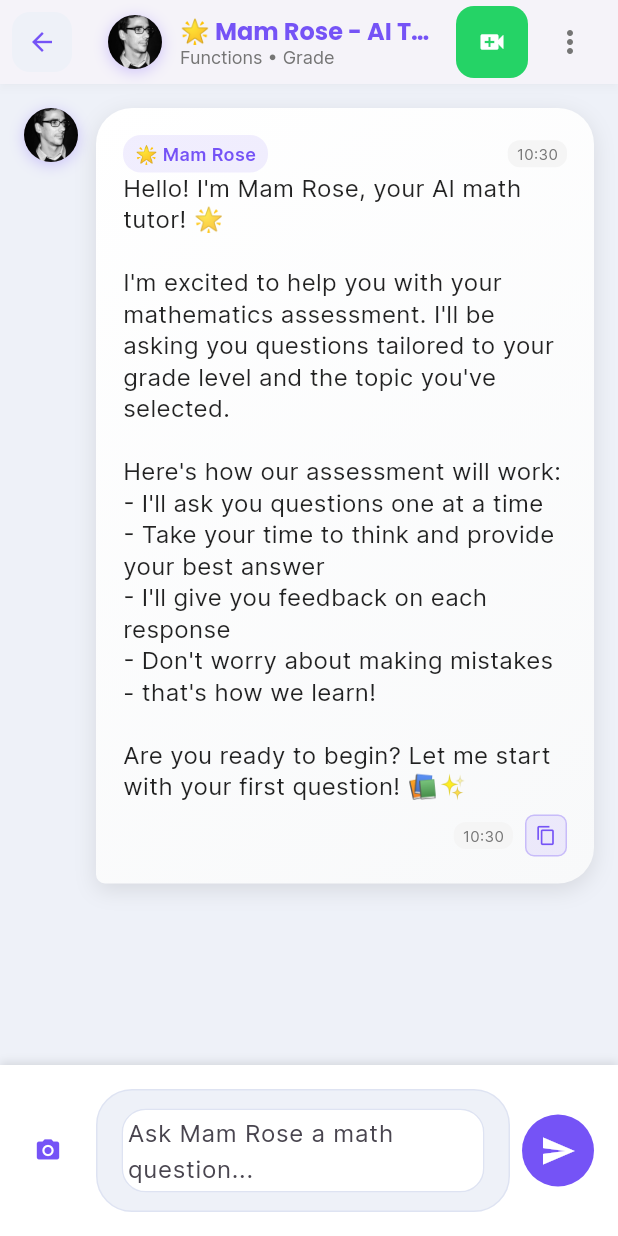
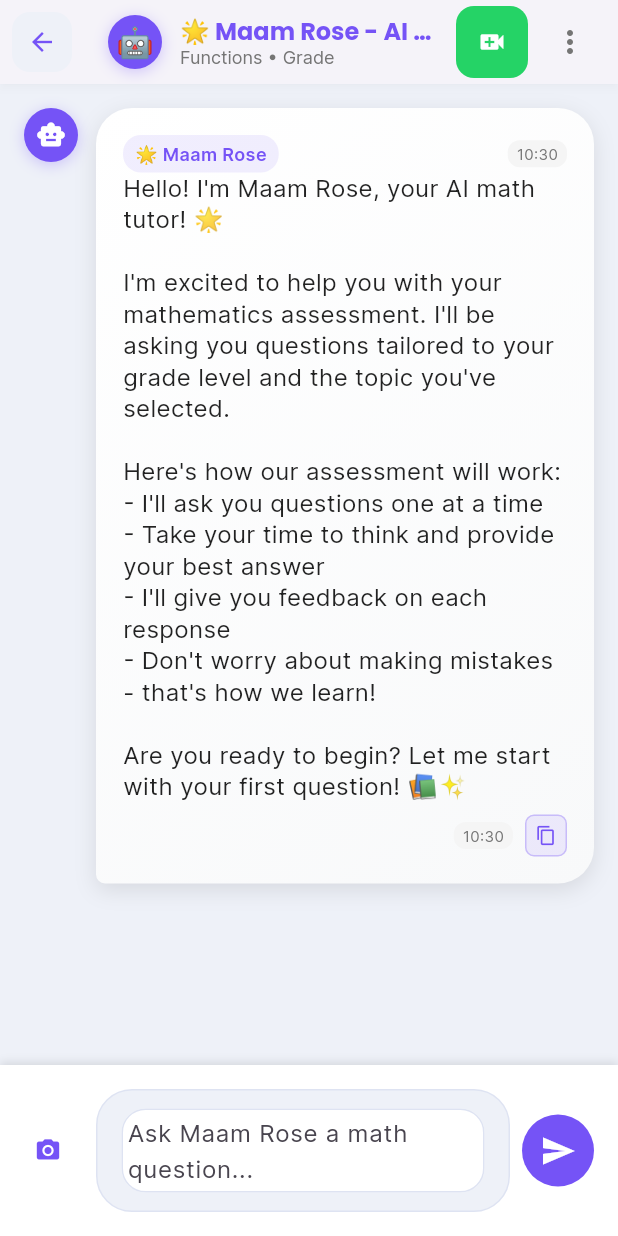
Before and after one commit to Mwoyoungo/-emcie-math-app, a Flutter app: the EntryPoint screen opened directly, after a tap on "Functions", on a phone screen of 412 x 824 dp. Run offline on Flutter 3.47's test engine with Material 3 defaults, Android fonts, the phone set to English and light mode, and no system bars; our stand-ins replace flutter_svg, image_picker, rive, supabase_flutter; missing offline and left inert: flutter_math_fork; accounts and stored records are empty; network calls fail.

```diff
--- a/lib/screens/auth/modern_login_screen.dart
+++ b/lib/screens/auth/modern_login_screen.dart
@@ -485,6 +485,7 @@ class _ModernLoginScreenState extends State<ModernLoginScreen> {
               email: userProfile['email'] ?? '',
               role: userProfile['role'] ?? 'student',
               subjectSpecialization: userProfile['subject_specialization'],
+              universityType: userProfile['university_type'] ?? 'high_school',
             );
 
             // Navigate to main app
--- a/lib/screens/chat/chat_screen.dart
+++ b/lib/screens/chat/chat_screen.dart
@@ -35,6 +35,12 @@ class _ChatScreenState extends State<ChatScreen> {
   int _consecutiveWrongAnswers = 0;
   int _totalQuestionsAsked = 0;
   String currentSessionId = '';
+
+  bool get _isUniversityStudent {
+    final userService = Provider.of<UserService>(context, listen: false);
+    final user = userService.currentUser;
+    return user?.role == 'student' && user?.universityType == 'university';
+  }
 
   @override
   void initState() {
@@ -121,7 +127,7 @@ class _ChatScreenState extends State<ChatScreen> {
     try {
       // Send initialization message to AI (this won't be shown to user)
       final aiResponse =
-          await AIService.getAssessmentResponse(initMessage, chatId: chatId);
+          await AIService.getAssessmentResponse(initMessage, chatId: chatId, isUniversityStudent: _isUniversityStudent);
 
       // Check if widget is still mounted before calling setState
       if (mounted) {
@@ -149,7 +155,7 @@ class _ChatScreenState extends State<ChatScreen> {
       if (mounted) {
         final fallbackMessage = ChatMessage(
           text:
-              "Hi ${userService.firstName}! I'm Mam Rose, your AI math tutor! 🌟\n\nI'm ready to help you with ${widget.topicTitle} at your ${userService.gradeDisplay} level. Let's start with some assessment questions to understand your current knowledge!\n\nAre you ready to begin? 📚✨",
+              "Hi ${userService.firstName}! I'm Maam Rose, your AI math tutor! 🌟\n\nI'm ready to help you with ${widget.topicTitle} at your ${userService.gradeDisplay} level. Let's start with some assessment questions to understand your current knowledge!\n\nAre you ready to begin? 📚✨",
           isUser: false,
           timestamp: DateTime.now(),
         );
@@ -205,7 +211,7 @@ class _ChatScreenState extends State<ChatScreen> {
     // Get AI response
     try {
       final aiResponse = await AIService.getAssessmentResponse(text,
-          chatId: currentSession.chatId);
+          chatId: currentSession.chatId, isUniversityStudent: _isUniversityStudent);
 
       // Add AI response
       if (mounted) {
@@ -316,6 +322,7 @@ class _ChatScreenState extends State<ChatScreen> {
         "Here is my answer in this image.",
         chatId: currentSessionId,
         images: [imageUpload],
+        isUniversityStudent: _isUniversityStudent,
       );
 
       if (mounted) {
@@ -576,9 +583,14 @@ class _ChatScreenState extends State<ChatScreen> {
                 ),
               ],
             ),
-            child: const CircleAvatar(
-              backgroundImage: AssetImage("assets/avaters/Avatar 2.jpg"),
+            child: CircleAvatar(
+              backgroundColor: const Color(0xFF7553F6),
               radius: 18,
+              child: const Icon(
+                Icons.smart_toy,
+                color: Colors.white,
+                size: 20,
+              ),
             ),
           ),
           const SizedBox(width: 12),
@@ -616,7 +628,7 @@ class _ChatScreenState extends State<ChatScreen> {
                       borderRadius: BorderRadius.circular(12),
                     ),
                     child: const Text(
-                      "🌟 Mam Rose",
+                      "🌟 Maam Rose",
                       style: TextStyle(
                         fontSize: 12,
                         fontWeight: FontWeight.w600,
@@ -760,9 +772,13 @@ class _ChatScreenState extends State<ChatScreen> {
                   ),
                 ],
               ),
-              child: const CircleAvatar(
-                backgroundImage: AssetImage("assets/avaters/Avatar 2.jpg"),
+              child: CircleAvatar(
+                backgroundColor: const Color(0xFF7553F6),
                 radius: 18,
+                child: const Text(
+                  "🤖",
+                  style: TextStyle(fontSize: 20),
+                ),
               ),
             ),
             const SizedBox(width: 12),
@@ -771,7 +787,7 @@ class _ChatScreenState extends State<ChatScreen> {
                 crossAxisAlignment: CrossAxisAlignment.start,
                 children: [
                   const Text(
-                    "🌟 Mam Rose - AI Tutor",
+                    "🌟 Maam Rose - AI Tutor",
                     style: TextStyle(
                       fontSize: 16,
                       fontWeight: FontWeight.w600,
@@ -1105,9 +1121,14 @@ class _ChatScreenState extends State<ChatScreen> {
                 ),
               ],
             ),
-            child: const CircleAvatar(
-              backgroundImage: AssetImage("assets/avaters/Avatar 2.jpg"),
+            child: CircleAvatar(
+              backgroundColor: const Color(0xFF7553F6),
               radius: 20,
+              child: const Icon(
+                Icons.smart_toy,
+                color: Colors.white,
+                size: 22,
+              ),
             ),
           ),
           const SizedBox(width: 16),
@@ -1116,7 +1137,7 @@ class _ChatScreenState extends State<ChatScreen> {
               crossAxisAlignment: CrossAxisAlignment.start,
               children: [
                 const Text(
-                  "🌟 Mam Rose - AI Tutor",
+                  "🌟 Maam Rose - AI Tutor",
                   style: TextStyle(
                     fontSize: 18,
                     fontWeight: FontWeight.w600,
--- a/lib/screens/chat/components/chat_message.dart
+++ b/lib/screens/chat/components/chat_message.dart
@@ -76,10 +76,14 @@ class ChatMessage extends StatelessWidget {
                           ),
                         ],
                       ),
-                      child: const CircleAvatar(
-                        backgroundImage:
-                            AssetImage("assets/avaters/Avatar 2.jpg"),
+                      child: CircleAvatar(
+                        backgroundColor: const Color(0xFF7553F6),
                         radius: 18,
+                        child: const Icon(
+                          Icons.smart_toy,
+                          color: Colors.white,
+                          size: 20,
+                        ),
                       ),
                     ),
                     const SizedBox(width: 12),
@@ -134,7 +138,7 @@ class ChatMessage extends StatelessWidget {
                                     borderRadius: BorderRadius.circular(12),
                                   ),
                                   child: const Text(
-                                    "🌟 Mam Rose",
+                                    "🌟 Maam Rose",
                                     style: TextStyle(
                                       fontSize: 12,
                                       fontWeight: FontWeight.w600,
@@ -264,10 +268,14 @@ class ChatMessage extends StatelessWidget {
                           ),
                         ],
                       ),
-                      child: const CircleAvatar(
-                        backgroundImage:
-                            AssetImage("assets/avaters/Avatar Default.jpg"),
+                      child: CircleAvatar(
+                        backgroundColor: const Color(0xFF7553F6),
                         radius: 16,
+                        child: const Icon(
+                          Icons.person,
+                          color: Colors.white,
+                          size: 18,
+                        ),
                       ),
                     ),
                   ],
--- a/lib/screens/chat/components/math_input_bar.dart
+++ b/lib/screens/chat/components/math_input_bar.dart
@@ -142,7 +142,7 @@ class _MathInputBarState extends State<MathInputBar> {
                   child: TextField(
                     controller: widget.controller,
                     decoration: const InputDecoration(
-                      hintText: "Ask Mam Rose a math question...",
+                      hintText: "Ask Maam Rose a math question...",
                       border: InputBorder.none,
                       contentPadding: EdgeInsets.symmetric(vertical: 4),
                     ),
--- a/lib/screens/entryPoint/entry_point.dart
+++ b/lib/screens/entryPoint/entry_point.dart
@@ -5,6 +5,7 @@ import 'package:provider/provider.dart';
 import 'package:rive/rive.dart';
 import 'package:rive_animation/constants.dart';
 import 'package:rive_animation/screens/home/home_screen.dart';
+import 'package:rive_animation/screens/home/university_home_screen.dart';
 import 'package:rive_animation/screens/auth/profile_screen.dart'
     as auth_profile;
 import 'package:rive_animation/screens/teacher/teacher_classes_screen.dart';
@@ -98,7 +99,11 @@ class _EntryPointState extends State<EntryPoint>
     } else {
       switch (selectedBottonNav!.title) {
         case "Home":
-          return const HomePage();
+          // Check if user is university student
+          final userService = Provider.of<UserService>(context, listen: false);
+          final isUniversityStudent = userService.currentUser?.role == 'student' &&
+                                      userService.currentUser?.universityType == 'university';
+          return isUniversityStudent ? const UniversityHomePage() : const HomePage();
         case "Classes":
           return const StudentClassesScreen();
         case "Performance":
@@ -106,7 +111,11 @@ class _EntryPointState extends State<EntryPoint>
         case "Profile":
           return const auth_profile.ProfileScreen();
         default:
-          return const HomePage();
+          // Check if user is university student for default case too
+          final userService = Provider.of<UserService>(context, listen: false);
+          final isUniversityStudent = userService.currentUser?.role == 'student' &&
+                                      userService.currentUser?.universityType == 'university';
+          return isUniversityStudent ? const UniversityHomePage() : const HomePage();
       }
     }
   }
--- a/lib/services/ai_service.dart
+++ b/lib/services/ai_service.dart
@@ -113,11 +113,13 @@ class AIResponse {
 
 class AIService {
   static const String _baseUrl = 'https://cloud.flowiseai.com/api/v1/prediction/e07906e0-cbb2-47a9-afc9-cebc4a830321';
+  static const String _universityUrl = 'https://cloud.flowiseai.com/api/v1/prediction/e868e133-0871-477a-b056-eed91a4d4b05';
 
   static Future<AIResponse> getAssessmentResponse(
     String message, {
     String? chatId,
     List<ImageUpload>? images,
+    bool isUniversityStudent = false,
   }) async {
     try {
       // Match the exact format from the JavaScript example
@@ -140,8 +142,9 @@ class AIService {
         }).toList();
       }
 
+      final apiUrl = isUniversityStudent ? _universityUrl : _baseUrl;
       final response = await http.post(
-        Uri.parse(_baseUrl),
+        Uri.parse(apiUrl),
         headers: {
           'Content-Type': 'application/json',
         },
@@ -211,7 +214,7 @@ class AIService {
   static String _getFallbackResponse(String message) {
     // Provide a fallback response if API fails
     if (message.toLowerCase().contains('assessment') || message.toLowerCase().contains('assess')) {
-      return '''Hello! I'm Mam Rose, your AI math tutor! 🌟
+      return '''Hello! I'm Maam Rose, your AI math tutor! 🌟
 
 I'm excited to help you with your mathematics assessment. I'll be asking you questions tailored to your grade level and the topic you've selected.
 
--- a/lib/services/supabase_service.dart
+++ b/lib/services/supabase_service.dart
@@ -30,6 +30,7 @@ class SupabaseService {
     required String grade,
     String role = 'student',
     String? subjectSpecialization,
+    String universityType = 'high_school',
   }) async {
     try {
       final response = await client.auth.signUp(
@@ -50,6 +51,7 @@ class SupabaseService {
           grade: grade,
           role: role,
           subjectSpecialization: subjectSpecialization,
+          universityType: universityType,
         );
       }
 
@@ -92,6 +94,7 @@ class SupabaseService {
     required String grade,
     String role = 'student',
     String? subjectSpecialization,
+    String universityType = 'high_school',
   }) async {
     try {
       await client.from('user_profiles').insert({
@@ -99,8 +102,9 @@ class SupabaseService {
         'email': email,
         'full_name': fullName,
         'role': role,
-        'grade': role == 'student' ? grade : null,
+        'grade': role == 'student' && universityType == 'high_school' ? grade : null,
         'subject_specialization': role == 'teacher' ? subjectSpecialization : null,
+        'university_type': universityType,
         'created_at': DateTime.now().toIso8601String(),
         'updated_at': DateTime.now().toIso8601String(),
       });
--- a/lib/services/user_service.dart
+++ b/lib/services/user_service.dart
@@ -6,6 +6,7 @@ class UserData {
   final String email;
   final String role;
   final String? subjectSpecialization;
+  final String universityType;
 
   UserData({
     required this.fullName,
@@ -13,6 +14,7 @@ class UserData {
     required this.email,
     this.role = 'student',
     this.subjectSpecialization,
+    this.universityType = 'high_school',
   });
 
   Map<String, dynamic> toJson() => {
@@ -21,6 +23,7 @@ class UserData {
     'email': email,
     'role': role,
     'subjectSpecialization': subjectSpecialization,
+    'universityType': universityType,
   };
 
   factory UserData.fromJson(Map<String, dynamic> json) => UserData(
@@ -29,6 +32,7 @@ class UserData {
     email: json['email'] ?? '',
     role: json['role'] ?? 'student',
     subjectSpecialization: json['subjectSpecialization'],
+    universityType: json['universityType'] ?? 'high_school',
   );
 }
 
@@ -48,6 +52,7 @@ class UserService extends ChangeNotifier {
     required String email,
     String role = 'student',
     String? subjectSpecialization,
+    String universityType = 'high_school',
   }) {
     _currentUser = UserData(
       fullName: fullName,
@@ -55,6 +60,7 @@ class UserService extends ChangeNotifier {
       email: email,
       role: role,
       subjectSpecialization: subjectSpecialization,
+      universityType: universityType,
     );
     notifyListeners();
   }
```
Also changed, not shown: lib/model/university_course.dart (added, +35 -0 lines), lib/screens/home/components/course_card.dart (+5 -2 lines), lib/screens/home/components/university_topic_tile.dart (added, +225 -0 lines), lib/screens/home/university_home_screen.dart (added, +224 -0 lines), lib/screens/onboding/components/sign_in_form.dart (+41 -5 lines), 3 other files.
